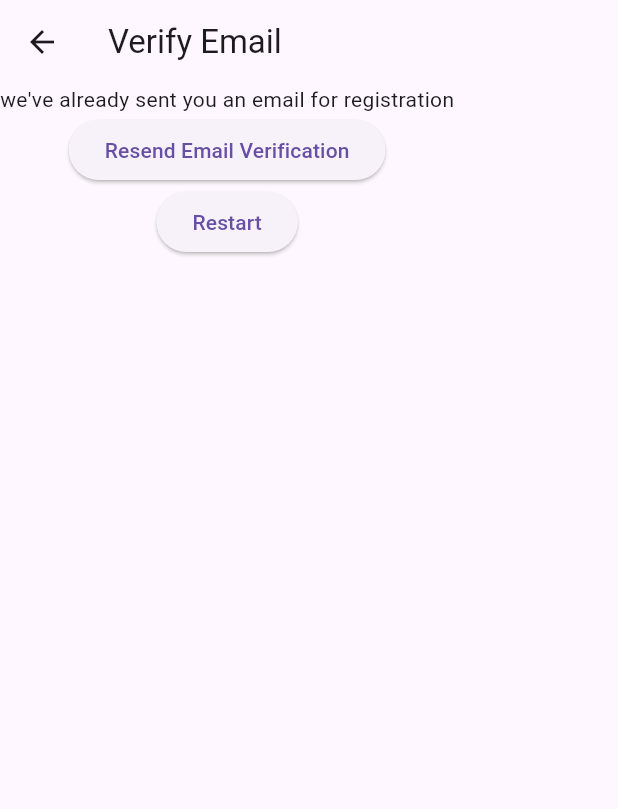
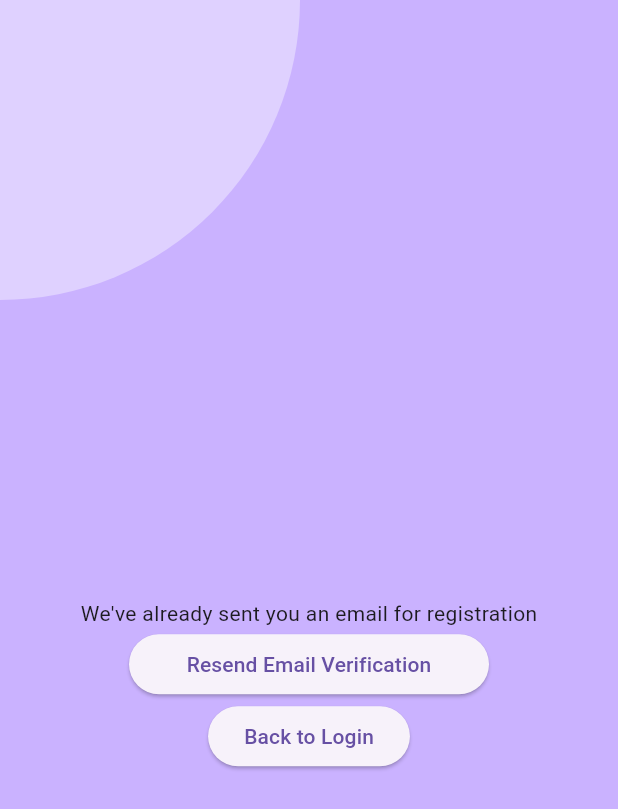
Before and after one commit to Bolvs/flutter-learning, a Flutter app: the VerifyEmailView screen opened directly, on a phone screen of 412 x 824 dp. Shown: the top 809 px of the screen. Run offline on Flutter 3.47's test engine with Material 3 defaults, Android fonts, the phone set to English and light mode, and no system bars; our stand-ins replace bloc, cloud_firestore, equatable, firebase_auth, firebase_core, flutter_bloc and 1 more; accounts and stored records are empty; network calls fail.

Commit message:
improved UI of verify email view

```diff
--- a/lib/views/verify_email_view.dart
+++ b/lib/views/verify_email_view.dart
@@ -16,26 +16,78 @@ class _VerifyEmailViewState extends State<VerifyEmailView> {
   @override
   Widget build(BuildContext context) {
     return Scaffold(
-      appBar: AppBar(
-        title: const Text('Verify Email'),
+      //Scaffold
+      body: Container(
+        width: MediaQuery.of(context).size.width,
+        height: MediaQuery.of(context).size.height,
+        color: const Color(0xFFcab2ff),
+        child: Stack(
+          children: <Widget>[
+            Align(
+              alignment: Alignment.bottomRight,
+              heightFactor: 0.5,
+              widthFactor: 0.5,
+              child: Material(
+                borderRadius: const BorderRadius.all(Radius.circular(200.0)),
+                color: const Color.fromRGBO(255, 255, 255, 0.4),
+                child: Container(
+                  width: 400,
+                  height: 400,
                 ),
-      body: Column(children: [
-        const Text("we've already sent you an email for registration"),
-        ElevatedButton(
+              ),
+            ),
+            Center(
+              child: Container(
+                width: 400,
+                height: 385,
+                child: Column(
+                  mainAxisAlignment: MainAxisAlignment.spaceEvenly,
+                  children: <Widget>[
+                    const Material(
+                      elevation: 10.0,
+                      borderRadius:
+                          const BorderRadius.all(Radius.circular(50.0)),
+                      // child: Padding(
+                      //   padding: const EdgeInsets.all(8.0),
+                      //   child: Image.asset(
+                      //     "images/flutter-logo.png",
+                      //     width: 80,
+                      //     height: 80,
+                      //   ),
+                      // )
+                    ),
+                    Column(
+                      children: [
+                        const Text(
+                            "We've already sent you an email for registration"),
+                        Container(
+                          width: 240,
+                          child: ElevatedButton(
                             onPressed: () async {
                               context.read<AuthBloc>().add(
                                     const AuthEventSendEmailVerification(),
                                   );
                             },
-            child: const Text('Resend Email Verification')),
+                            child: const Text('Resend Email Verification'),
+                          ),
+                        ),
                         ElevatedButton(
                           onPressed: () async {
                             context.read<AuthBloc>().add(
                                   const AuthEventLogOut(),
                                 );
                           },
-            child: const Text('Restart')),
-      ]),
+                          child: const Text('Back to Login'),
+                        ),
+                      ],
+                    ),
+                  ],
+                ),
+              ),
+            ),
+          ],
+        ),
+      ),
     );
   }
 }
--- /dev/null
+++ b/lib/views/verify_email_view_1.dart
@@ -0,0 +1,41 @@
+// ignore_for_file: use_build_context_synchronously
+
+import 'package:flutter/material.dart';
+import 'package:flutter_application_2/services/auth/bloc/auth_bloc.dart';
+import 'package:flutter_application_2/services/auth/bloc/auth_events.dart';
+import 'package:flutter_bloc/flutter_bloc.dart';
+
+class VerifyEmailView extends StatefulWidget {
+  const VerifyEmailView({super.key});
+
+  @override
+  State<VerifyEmailView> createState() => _VerifyEmailViewState();
+}
+
+class _VerifyEmailViewState extends State<VerifyEmailView> {
+  @override
+  Widget build(BuildContext context) {
+    return Scaffold(
+      appBar: AppBar(
+        title: const Text('Verify Email'),
+      ),
+      body: Column(children: [
+        const Text("we've already sent you an email for registration"),
+        ElevatedButton(
+            onPressed: () async {
+              context.read<AuthBloc>().add(
+                    const AuthEventSendEmailVerification(),
+                  );
+            },
+            child: const Text('Resend Email Verification')),
+        ElevatedButton(
+            onPressed: () async {
+              context.read<AuthBloc>().add(
+                    const AuthEventLogOut(),
+                  );
+            },
+            child: const Text('Restart')),
+      ]),
+    );
+  }
+}
```
Also changed, not shown: lib/main.dart (+10 -2 lines), lib/views/register_view.dart (+8 -7 lines). Lines whose indentation alone changed are shown as unchanged.
